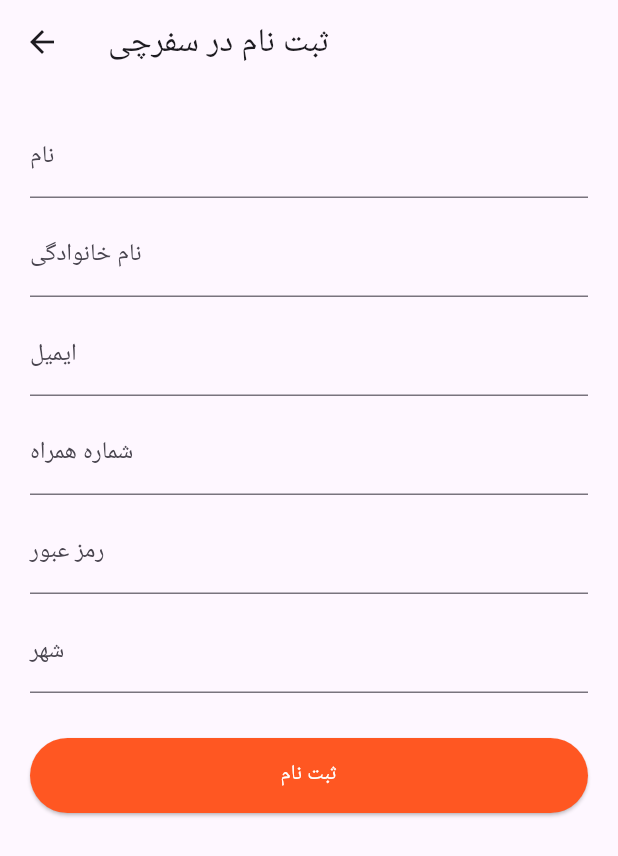
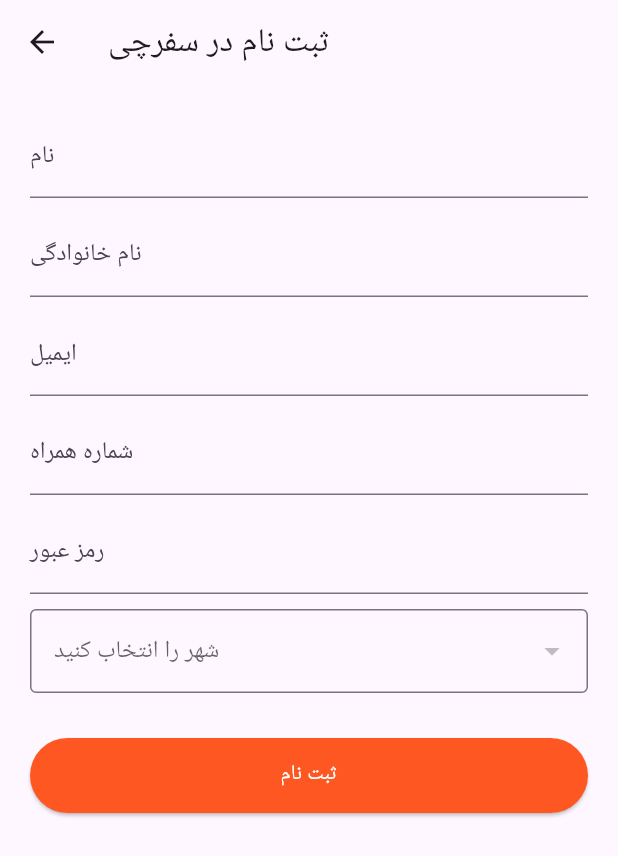
Before and after one commit to SamanEsmaeili3/Data-Base-Project, a Flutter app: the SignupPage screen opened directly, on a phone screen of 412 x 824 dp. Shown: the top 856 px of the screen. Run offline on Flutter 3.47's test engine with Material 3 defaults, Android fonts, the phone set to English and light mode, and no system bars; our stand-ins replace dio; accounts and stored records are empty; network calls fail.

Commit message:
change city name in sign up page from text field to dropDownMenu

```diff
--- a/lib/views/pages/signup_page.dart
+++ b/lib/views/pages/signup_page.dart
@@ -1,5 +1,7 @@
 import 'package:flutter/material.dart';
+import 'package:hand_made/models/ticket_model.dart';
 import 'package:hand_made/provider/auth_provider.dart';
+import 'package:hand_made/provider/ticket_provider.dart';
 import 'package:hand_made/views/widget_tree.dart';
 import 'package:provider/provider.dart';
 import 'package:hand_made/models/user_model.dart';
@@ -17,7 +19,16 @@
   final _emailController = TextEditingController();
   final _phoneController = TextEditingController();
   final _passwordController = TextEditingController();
-  final _cityController = TextEditingController();
+  CityModel? _selectedCity;
+
+  @override
+  void initState() {
+    super.initState();
+    // Fetch the list of cities when the page loads
+    WidgetsBinding.instance.addPostFrameCallback((_) {
+      Provider.of<TicketProvider>(context, listen: false).fetchCities();
+    });
+  }
 
   @override
   void dispose() {
@@ -26,7 +37,6 @@
     _emailController.dispose();
     _phoneController.dispose();
     _passwordController.dispose();
-    _cityController.dispose();
     super.dispose();
   }
 
@@ -66,9 +76,33 @@
                 obscureText: true,
               ),
               const SizedBox(height: 10),
-              TextField(
-                controller: _cityController,
-                decoration: const InputDecoration(labelText: 'شهر'),
+              Consumer<TicketProvider>(
+                builder: (context, ticketProvider, child) {
+                  if (ticketProvider.isLoading &&
+                      ticketProvider.cities.isEmpty) {
+                    return const Center(child: CircularProgressIndicator());
+                  }
+                  return DropdownButtonFormField<CityModel>(
+                    value: _selectedCity,
+                    hint: const Text('شهر را انتخاب کنید'),
+                    isExpanded: true,
+                    decoration: const InputDecoration(
+                      border: OutlineInputBorder(),
+                    ),
+                    items:
+                        ticketProvider.cities.map((city) {
+                          return DropdownMenuItem(
+                            value: city,
+                            child: Text(city.cityName),
+                          );
+                        }).toList(),
+                    onChanged: (value) {
+                      setState(() {
+                        _selectedCity = value;
+                      });
+                    },
+                  );
+                },
               ),
               const SizedBox(height: 30),
               Consumer<AuthProvider>(
@@ -89,9 +123,8 @@
                         email: _emailController.text,
                         phoneNumber: _phoneController.text,
                         password: _passwordController.text,
-                        city: _cityController.text,
+                        city: _selectedCity!.cityName,
                       );
-                      // You need to add the signUp method to your AuthProvider
                       authProvider
                           .signUp(userToCreate)
                           .then((success) {
--- a/lib/views/widget_tree.dart
+++ b/lib/views/widget_tree.dart
@@ -4,7 +4,6 @@
 import 'package:hand_made/views/pages/welcome_page.dart';
 import 'package:provider/provider.dart';
 import '../data/notifiers.dart';
-import 'pages/home_page.dart';
 import 'pages/profile_page.dart';
 import 'pages/search_page.dart';
 import 'widgets/navbar_widget.dart';
```
